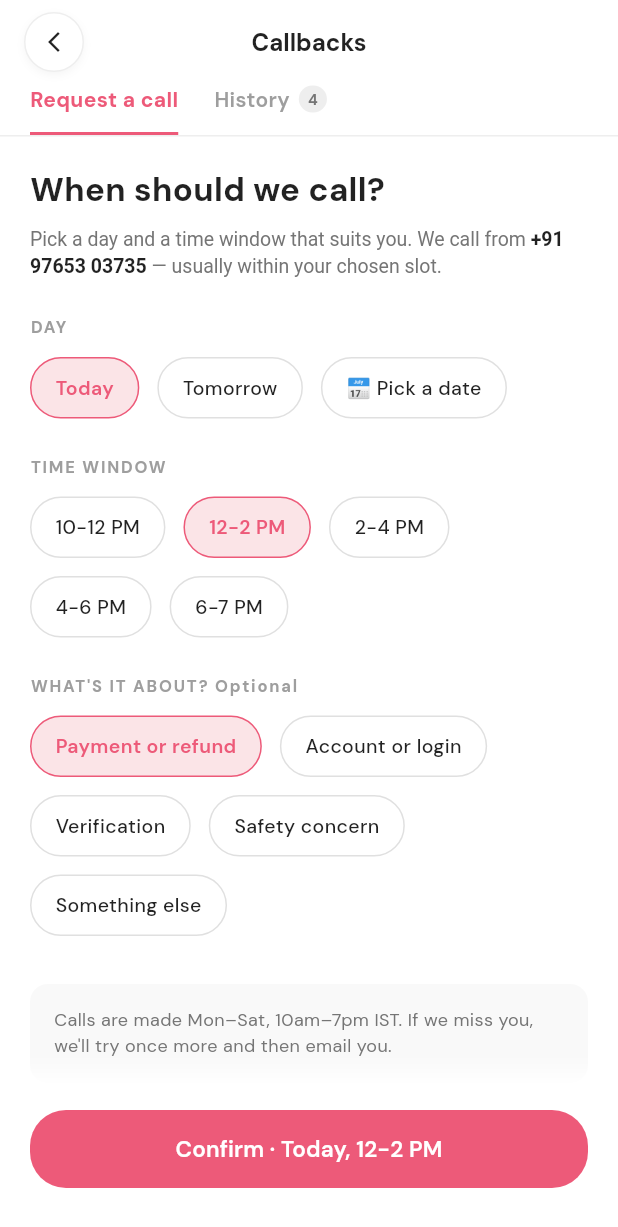
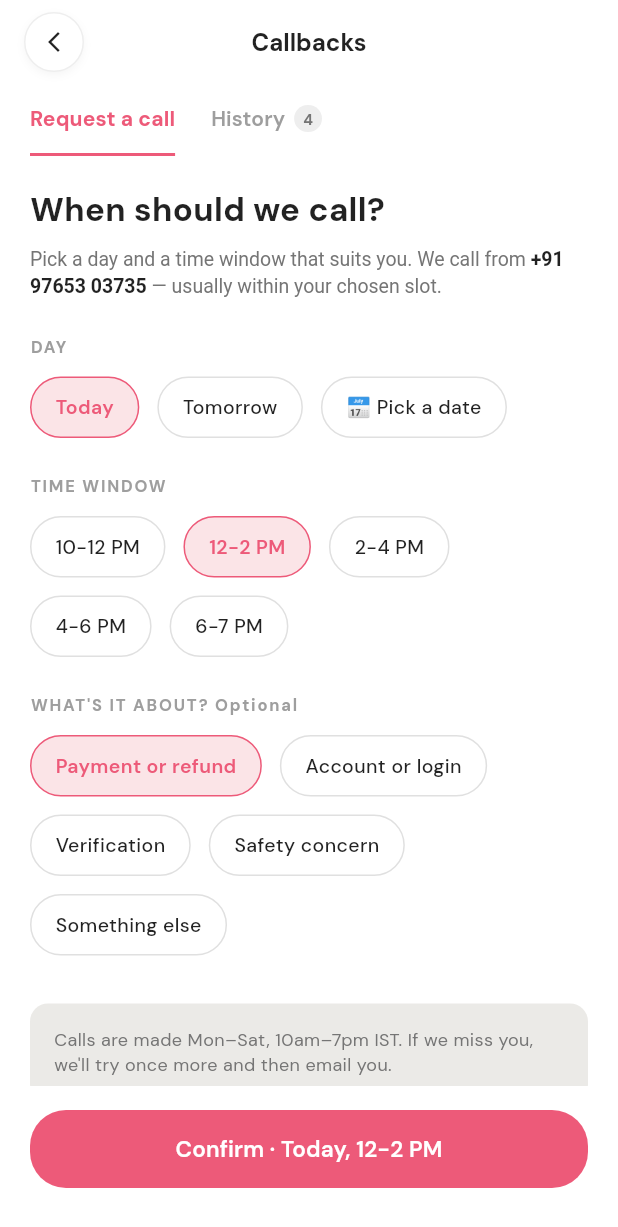
Before and after one commit to InfyNod/Welvors_Mob_App, a Flutter app: the CallBackScreen screen opened directly, on a phone screen of 412 x 824 dp. Shown: the top 1227 px of the screen. Run offline on Flutter 3.47's test engine with Material 3 defaults, Android fonts, the phone set to English and light mode, and no system bars; our stand-ins replace audioplayers, camera, dotted_border, equatable, file_picker, flutter_bloc and 14 more; missing offline and left inert: flutter_giphy_picker, record, screen_protector, video_compress; accounts and stored records are empty; network calls fail; statements that could not run were skipped; project files that could hold a hidden picture were left out.

Commit message:
Update changes

```diff
--- a/lib/welvors_home_screen/ui/drawer_files/dating/help_support/all_screen_help/call_back.dart
+++ b/lib/welvors_home_screen/ui/drawer_files/dating/help_support/all_screen_help/call_back.dart
@@ -7,11 +7,26 @@ class CallBackScreen extends StatefulWidget {
   State<CallBackScreen> createState() => _CallBackScreenState();
 }
 
-class _CallBackScreenState extends State<CallBackScreen> {
-  int _selectedTabIndex = 0;
+class _CallBackScreenState extends State<CallBackScreen> with SingleTickerProviderStateMixin {
+  late TabController _tabController;
   String _selectedDay = 'Today';
   String _selectedTime = '12-2 PM';
   String _selectedTopic = 'Payment or refund';
+
+  @override
+  void initState() {
+    super.initState();
+    _tabController = TabController(length: 2, vsync: this);
+    _tabController.addListener(() {
+      setState(() {});
+    });
+  }
+
+  @override
+  void dispose() {
+    _tabController.dispose();
+    super.dispose();
+  }
 
   final List<String> _days = ['Today', 'Tomorrow', '📅 Pick a date'];
   final List<String> _times = [
@@ -72,27 +87,78 @@ class _CallBackScreenState extends State<CallBackScreen> {
           ),
         ),
         centerTitle: true,
+        bottom: PreferredSize(
+          preferredSize: const Size.fromHeight(48),
+          child: Container(
+            color: Colors.white,
+            padding: const EdgeInsets.symmetric(horizontal: 20),
+            alignment: Alignment.centerLeft,
+            child: TabBar(
+              controller: _tabController,
+              isScrollable: true,
+              labelColor: const Color(0xFFED5A79),
+              unselectedLabelColor: Colors.grey.shade500,
+              labelStyle: const TextStyle(
+                fontWeight: FontWeight.w700,
+                fontSize: 14,
               ),
-      body: Column(
+              unselectedLabelStyle: const TextStyle(
+                fontWeight: FontWeight.w600,
+                fontSize: 14,
+              ),
+              indicator: const UnderlineTabIndicator(
+                borderSide: BorderSide(
+                  color: Color(0xFFED5A79),
+                  width: 2,
+                ),
+              ),
+              dividerColor: Colors.transparent,
+              tabAlignment: TabAlignment.start,
+              labelPadding: const EdgeInsets.only(right: 24),
+              tabs: [
+                const Tab(text: 'Request a call'),
+                Tab(
+                  child: Row(
+                    mainAxisSize: MainAxisSize.min,
                     children: [
-          // Custom Tabs
+                      const Text('History'),
+                      const SizedBox(width: 6),
                       Container(
-            padding: const EdgeInsets.symmetric(horizontal: 20),
+                        padding: const EdgeInsets.symmetric(horizontal: 6, vertical: 2),
                         decoration: BoxDecoration(
-              border: Border(bottom: BorderSide(color: Colors.grey.shade200)),
+                          color: _tabController.index == 1 ? const Color(0xFFFBE4E7) : Colors.grey.shade200,
+                          borderRadius: BorderRadius.circular(10),
                         ),
-            child: Row(
-              children: [
-                _buildTab(0, 'Request a call'),
-                const SizedBox(width: 24),
-                _buildTab(1, 'History', badge: '4'),
+                        child: Text(
+                          '4',
+                          style: TextStyle(
+                            fontSize: 10,
+                            fontWeight: FontWeight.bold,
+                            color: _tabController.index == 1 ? const Color(0xFFED5A79) : Colors.grey.shade600,
+                          ),
+                        ),
+                      ),
                     ],
                   ),
                 ),
+              ],
+            ),
+          ),
+        ),
+      ),
+      body: TabBarView(
+        controller: _tabController,
+        children: [
+          _buildRequestTab(),
+          _buildHistoryTab(),
+        ],
+      ),
+      bottomSheet: _buildBottomSheet(),
+    );
+  }
 
-          // Content
-          Expanded(
-            child: SingleChildScrollView(
+  Widget _buildRequestTab() {
+    return SingleChildScrollView(
       padding: const EdgeInsets.all(20),
       child: Column(
         crossAxisAlignment: CrossAxisAlignment.start,
@@ -192,7 +258,7 @@ class _CallBackScreenState extends State<CallBackScreen> {
             padding: const EdgeInsets.all(16),
             width: double.infinity,
             decoration: BoxDecoration(
-                      color: const Color(0xFFF9F9F9),
+              color: const Color(0xFFEBEAE7), // slightly darker than bg
               borderRadius: BorderRadius.circular(12),
             ),
             child: Text(
@@ -207,28 +273,181 @@ class _CallBackScreenState extends State<CallBackScreen> {
           const SizedBox(height: 100), // padding for bottom button
         ],
       ),
+    );
+  }
+
+  Widget _buildHistoryTab() {
+    return SingleChildScrollView(
+      padding: const EdgeInsets.all(20),
+      child: Column(
+        crossAxisAlignment: CrossAxisAlignment.start,
+        children: [
+          const Text(
+            'Past callbacks',
+            style: TextStyle(
+              fontSize: 22,
+              fontWeight: FontWeight.bold,
+              color: Colors.black87,
+            ),
+          ),
+          const SizedBox(height: 8),
+          Text(
+            'Every call we\'ve made to you, and how it ended.',
+            style: TextStyle(
+              fontSize: 13,
+              color: Colors.grey.shade600,
+              height: 1.4,
+            ),
+          ),
+          const SizedBox(height: 24),
+
+          _buildHistoryCard(
+            title: 'Payment or refund',
+            statusText: 'RESOLVED',
+            isResolved: true,
+            subtitle: 'Yesterday · 4–6 PM · Priya S. · 6 min',
+            description:
+                'Refund of ₹499 approved — credited in 3–5 working days.',
+            referenceId: 'CB-884120',
+          ),
+          const SizedBox(height: 16),
+          _buildHistoryCard(
+            title: 'Verification',
+            statusText: 'RESOLVED',
+            isResolved: true,
+            subtitle: 'Thu, 28 Aug · 12–2 PM · Rohan M. · 11 min',
+            description:
+                'Re-uploaded ID accepted. Trust level moved to Identity Verified.',
+            referenceId: 'CB-871905',
+          ),
+          const SizedBox(height: 16),
+          _buildHistoryCard(
+            title: 'Safety concern',
+            statusText: 'MISSED',
+            isResolved: false,
+            subtitle: 'Mon, 25 Aug · 10–12 PM',
+            description:
+                'We called twice, no answer — details emailed to you instead.',
+            referenceId: 'CB-863477',
+          ),
+          const SizedBox(height: 16),
+          _buildHistoryCard(
+            title: 'Account or login',
+            statusText: 'RESOLVED',
+            isResolved: true,
+            subtitle: 'Fri, 22 Aug · 6–7 PM · Sana P. · 4 min',
+            description:
+                'Login issue was a stale session. Resolved on the call.',
+            referenceId: 'CB-857001',
+          ),
+
+          const SizedBox(height: 100), // padding for bottom button
+        ],
+      ),
+    );
+  }
+
+  Widget _buildHistoryCard({
+    required String title,
+    required String statusText,
+    required bool isResolved,
+    required String subtitle,
+    required String description,
+    required String referenceId,
+  }) {
+    return Container(
+      padding: const EdgeInsets.all(16),
+      decoration: BoxDecoration(
+        color: Colors.white,
+        borderRadius: BorderRadius.circular(16),
+        boxShadow: [
+          BoxShadow(
+            color: Colors.black.withOpacity(0.08),
+            blurRadius: 24,
+            spreadRadius: 2,
+            offset: const Offset(0, 8),
+          ),
+          BoxShadow(
+            color: Colors.black.withOpacity(0.03),
+            blurRadius: 6,
+            spreadRadius: 0,
+            offset: const Offset(0, 2),
+          ),
+        ],
+      ),
+      child: Column(
+        crossAxisAlignment: CrossAxisAlignment.start,
+        children: [
+          Row(
+            mainAxisAlignment: MainAxisAlignment.spaceBetween,
+            children: [
+              Text(
+                title,
+                style: const TextStyle(
+                  fontWeight: FontWeight.bold,
+                  fontSize: 15,
+                  color: Colors.black87,
+                ),
+              ),
+              Container(
+                padding: const EdgeInsets.symmetric(horizontal: 8, vertical: 4),
+                decoration: BoxDecoration(
+                  color: isResolved ? Colors.green.shade50 : Colors.red.shade50,
+                  borderRadius: BorderRadius.circular(8),
+                ),
+                child: Text(
+                  statusText,
+                  style: TextStyle(
+                    fontSize: 10,
+                    fontWeight: FontWeight.bold,
+                    color: isResolved
+                        ? Colors.green.shade600
+                        : Colors.red.shade400,
+                  ),
                 ),
               ),
             ],
           ),
-      bottomSheet: Container(
+          const SizedBox(height: 4),
+          Text(
+            subtitle,
+            style: TextStyle(fontSize: 11, color: Colors.grey.shade500),
+          ),
+          const SizedBox(height: 16),
+          Text(
+            description,
+            style: TextStyle(
+              fontSize: 13,
+              color: Colors.grey.shade700,
+              height: 1.4,
+            ),
+          ),
+          const SizedBox(height: 12),
+          Text(
+            referenceId,
+            style: TextStyle(
+              fontSize: 10,
+              color: Colors.grey.shade400,
+              fontWeight: FontWeight.w600,
+            ),
+          ),
+        ],
+      ),
+    );
+  }
+
+  Widget _buildBottomSheet() {
+    return Container(
       padding: const EdgeInsets.fromLTRB(20, 16, 20, 32),
       decoration: BoxDecoration(
-          color: Colors.white,
-          boxShadow: [
-            BoxShadow(
-              color: Colors.white,
-              blurRadius: 10,
-              spreadRadius: 5,
-              offset: const Offset(0, -5),
-            ),
-          ],
+        color: Colors.white, // Match body background
       ),
       child: SizedBox(
         width: double.infinity,
         height: 52,
         child: ElevatedButton(
           onPressed: () {
+            if (_tabController.index == 0) {
               Navigator.pop(context);
               ScaffoldMessenger.of(context).showSnackBar(
                 const SnackBar(
@@ -236,18 +455,21 @@ class _CallBackScreenState extends State<CallBackScreen> {
                   backgroundColor: Colors.black87,
                 ),
               );
+            } else {
+              _tabController.animateTo(0);
+            }
           },
           style: ElevatedButton.styleFrom(
             backgroundColor: const Color(0xFFED5A79),
             elevation: 0,
             shape: RoundedRectangleBorder(
-                borderRadius: BorderRadius.circular(
-                  24,
-                ), // More rounded like the screenshot
+              borderRadius: BorderRadius.circular(24),
             ),
           ),
           child: Text(
-              'Confirm · $_selectedDay, $_selectedTime',
+            _tabController.index == 0
+                ? 'Confirm · $_selectedDay, $_selectedTime'
+                : 'Request a new call',
             style: const TextStyle(
               color: Colors.white,
               fontSize: 15,
@@ -256,63 +478,10 @@ class _CallBackScreenState extends State<CallBackScreen> {
           ),
         ),
       ),
-      ),
     );
   }
 
-  Widget _buildTab(int index, String label, {String? badge}) {
-    final isSelected = _selectedTabIndex == index;
-    return GestureDetector(
-      onTap: () {
-        setState(() {
-          _selectedTabIndex = index;
-        });
-      },
-      child: Container(
-        padding: const EdgeInsets.only(bottom: 12),
-        decoration: BoxDecoration(
-          border: Border(
-            bottom: BorderSide(
-              color: isSelected ? const Color(0xFFED5A79) : Colors.transparent,
-              width: 2,
-            ),
-          ),
-        ),
-        child: Row(
-          children: [
-            Text(
-              label,
-              style: TextStyle(
-                color: isSelected
-                    ? const Color(0xFFED5A79)
-                    : Colors.grey.shade500,
-                fontWeight: isSelected ? FontWeight.w700 : FontWeight.w600,
-                fontSize: 14,
-              ),
-            ),
-            if (badge != null) ...[
-              const SizedBox(width: 6),
-              Container(
-                padding: const EdgeInsets.symmetric(horizontal: 6, vertical: 2),
-                decoration: BoxDecoration(
-                  color: Colors.grey.shade200,
-                  borderRadius: BorderRadius.circular(10),
-                ),
-                child: Text(
-                  badge,
-                  style: TextStyle(
-                    fontSize: 10,
-                    fontWeight: FontWeight.bold,
-                    color: Colors.grey.shade600,
-                  ),
-                ),
-              ),
-            ],
-          ],
-        ),
-      ),
-    );
-  }
+
 
   Widget _buildSectionTitle(String title) {
     return Text(
```
Lines whose indentation alone changed are shown as unchanged.
